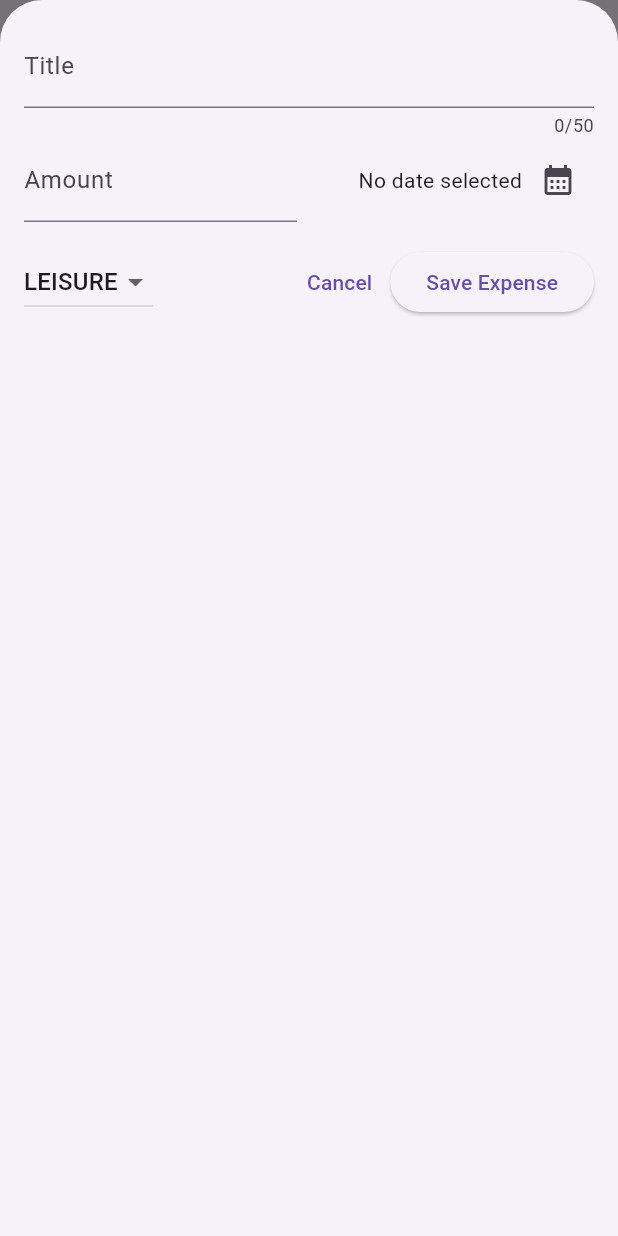
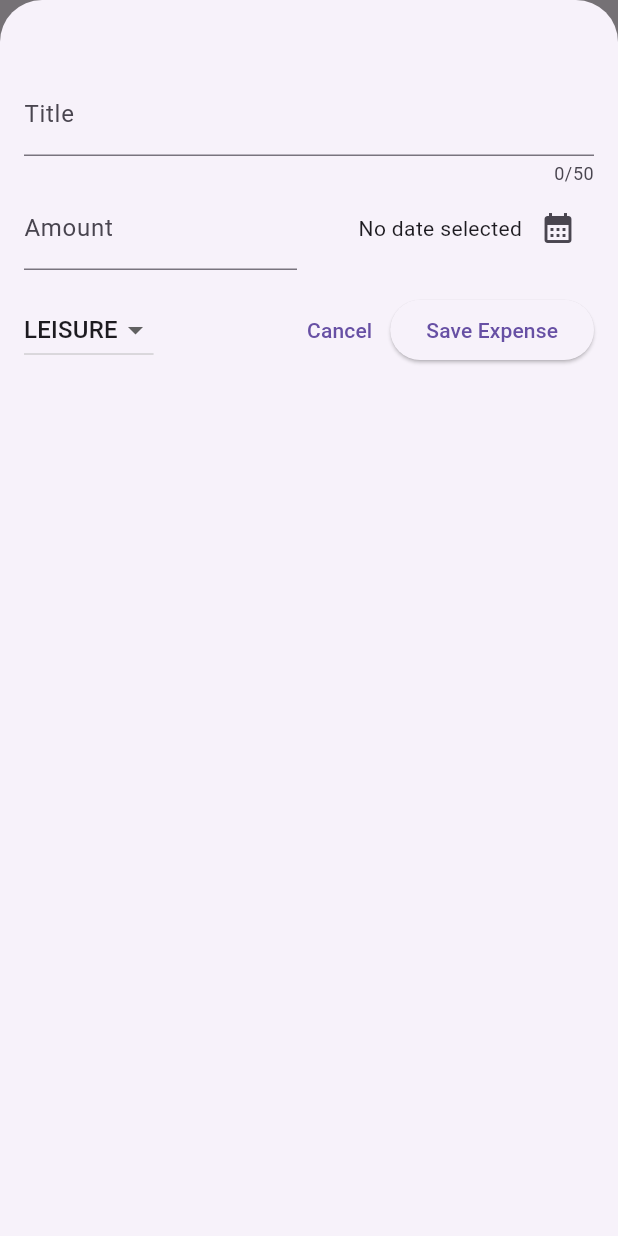
Before and after one commit to NetKanet/flutter-expense-tracker-app, a Flutter app: the screen it shows after launch, after a tap on the "add" icon, on a phone screen of 412 x 824 dp. Run offline on Flutter 3.47's test engine with Material 3 defaults, Android fonts, the phone set to English and light mode, and no system bars.

Commit message:
feat: add swipe to dismiss and fix modal padding for notch

```diff
--- a/lib/widgets/expenses.dart
+++ b/lib/widgets/expenses.dart
@@ -43,6 +43,12 @@ class _ExpensesState extends State<Expenses> {
     });
   }
 
+  void _removeExpense(Expense expense) {
+    setState(() {
+      _registeredExpenses.remove(expense);
+    });
+  }
+
   @override
   Widget build(BuildContext context) {
     return Scaffold(
@@ -58,7 +64,7 @@ class _ExpensesState extends State<Expenses> {
       body: Column(
         children: [
           const Text('The chart'),
-          Expanded(child: ExpensesList(expenses: _registeredExpenses)),
+          Expanded(child: ExpensesList(expenses: _registeredExpenses, onRemoveExpense: _removeExpense,)),
         ],
       ),
     );
--- a/lib/widgets/expenses_list/expenses_list.dart
+++ b/lib/widgets/expenses_list/expenses_list.dart
@@ -4,15 +4,26 @@ import 'package:flutter_expense_tracker_app/models/expense.dart';
 import 'package:flutter_expense_tracker_app/widgets/expenses_list/expense_item.dart';
 
 class ExpensesList extends StatelessWidget {
-  const ExpensesList({super.key, required this.expenses});
+  const ExpensesList({
+    super.key,
+    required this.expenses,
+    required this.onRemoveExpense,
+  });
 
   final List<Expense> expenses;
+  final void Function(Expense expense) onRemoveExpense;
 
   @override
   Widget build(BuildContext context) {
     return ListView.builder(
       itemCount: expenses.length,
-      itemBuilder: (context, index) => ExpenseItem(expenses[index]),
+      itemBuilder: (context, index) => Dismissible(
+        key: ValueKey(expenses[index]),
+        onDismissed: (direction) {
+          onRemoveExpense(expenses[index]);
+        },
+        child: ExpenseItem(expenses[index]),
+      ),
     );
   }
 }
--- a/lib/widgets/new_expense.dart
+++ b/lib/widgets/new_expense.dart
@@ -80,7 +80,7 @@ class _NewExpenseState extends State<NewExpense> {
   @override
   Widget build(BuildContext context) {
     return Padding(
-      padding: EdgeInsets.all(16),
+      padding: EdgeInsets.fromLTRB(16, 48, 16, 16),
       child: Column(
         children: [
           TextField(
```
